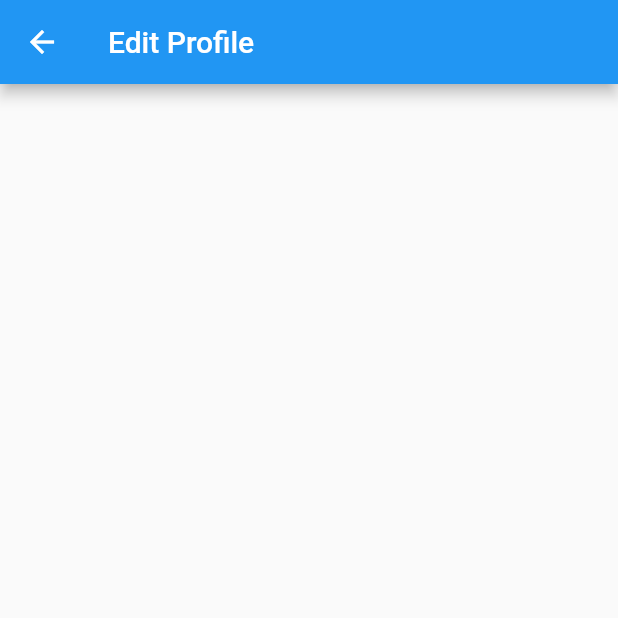
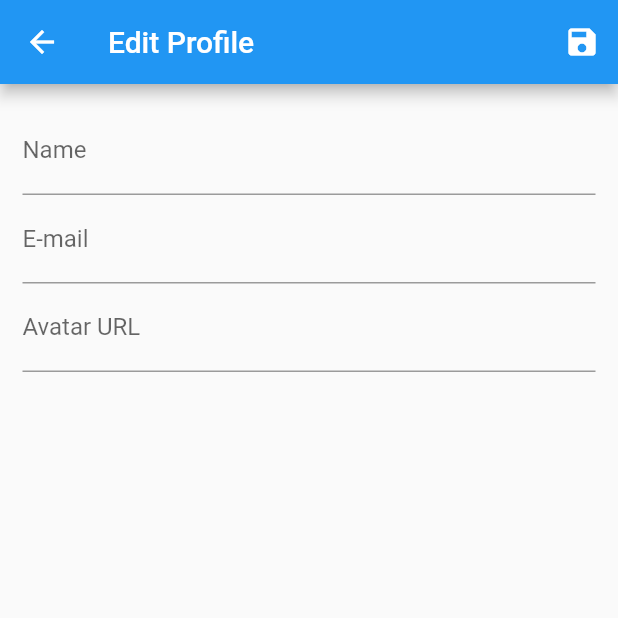
Before and after one commit to galdinogabriel/SimpleFlutterCRUD, a Flutter app: the UserForm screen opened by its route, on a phone screen of 412 x 824 dp, the top half of it. Run offline on Flutter 3.47's test engine with Material 2 defaults, Android fonts, the phone set to English and light mode, and no system bars; network calls fail.

Commit message:
add insertion user

```diff
--- a/lib/provider/users_provider.dart
+++ b/lib/provider/users_provider.dart
@@ -25,7 +25,9 @@ class UsersProvider with ChangeNotifier {
     }
 
     //edit user
-    if (user.id.trim().isNotEmpty && _items.containsKey(user.id)) {
+    if (user.id != null &&
+        user.id.trim().isNotEmpty &&
+        _items.containsKey(user.id)) {
       _items.update(
         user.id,
         (_) => User(
--- a/lib/screens/user_form.dart
+++ b/lib/screens/user_form.dart
@@ -1,11 +1,74 @@
 import 'package:flutter/material.dart';
+import 'package:provider/provider.dart';
+import 'package:simpleFlutterCRUD/models/user.dart';
+import 'package:simpleFlutterCRUD/provider/users_provider.dart';
 
 class UserForm extends StatelessWidget {
+  final _form = GlobalKey<FormState>();
+  final Map<String, Object> _formData = {};
   @override
   Widget build(BuildContext context) {
     return Scaffold(
       appBar: AppBar(
         title: Text("Edit Profile"),
+        actions: [
+          IconButton(
+            icon: Icon(Icons.save),
+            onPressed: () {
+              final isValid = _form.currentState.validate();
+              if (isValid) {
+                _form.currentState.save();
+                Navigator.of(context).pop();
+                Provider.of<UsersProvider>(context, listen: false).put(
+                  User(
+                    id: _formData['id'],
+                    name: _formData['name'],
+                    email: _formData['email'],
+                    profileAvatar: _formData['profileURL'],
+                  ),
+                );
+              }
+            },
+          )
+        ],
+      ),
+      body: Padding(
+        padding: EdgeInsets.all(15),
+        child: Form(
+          key: _form,
+          child: Column(
+            children: [
+              TextFormField(
+                onSaved: (value) => _formData["name"] = value,
+                validator: (value) {
+                  if (value == null || value.isEmpty) {
+                    return "Empty name";
+                  }
+                },
+                decoration: InputDecoration(
+                  labelText: "Name",
+                ),
+              ),
+              TextFormField(
+                onSaved: (value) => _formData["email"] = value,
+                validator: (value) {
+                  if (value == null || value.trim().isEmpty) {
+                    return "Empty e-mail";
+                  }
+                },
+                decoration: InputDecoration(
+                  labelText: "E-mail",
+                ),
+              ),
+              TextFormField(
+                onSaved: (value) => _formData["profileURL"] = value,
+                decoration: InputDecoration(
+                  labelText: "Avatar URL",
+                ),
+              ),
+            ],
+          ),
+        ),
       ),
     );
   }
--- a/lib/screens/user_list.dart
+++ b/lib/screens/user_list.dart
@@ -1,7 +1,6 @@
 import 'package:flutter/material.dart';
 import 'package:provider/provider.dart';
 import 'package:simpleFlutterCRUD/Routes/app_routes.dart';
-import 'package:simpleFlutterCRUD/models/user.dart';
 import 'package:simpleFlutterCRUD/provider/users_provider.dart';
 import 'package:simpleFlutterCRUD/widgets/user_tile.dart';
 
```
